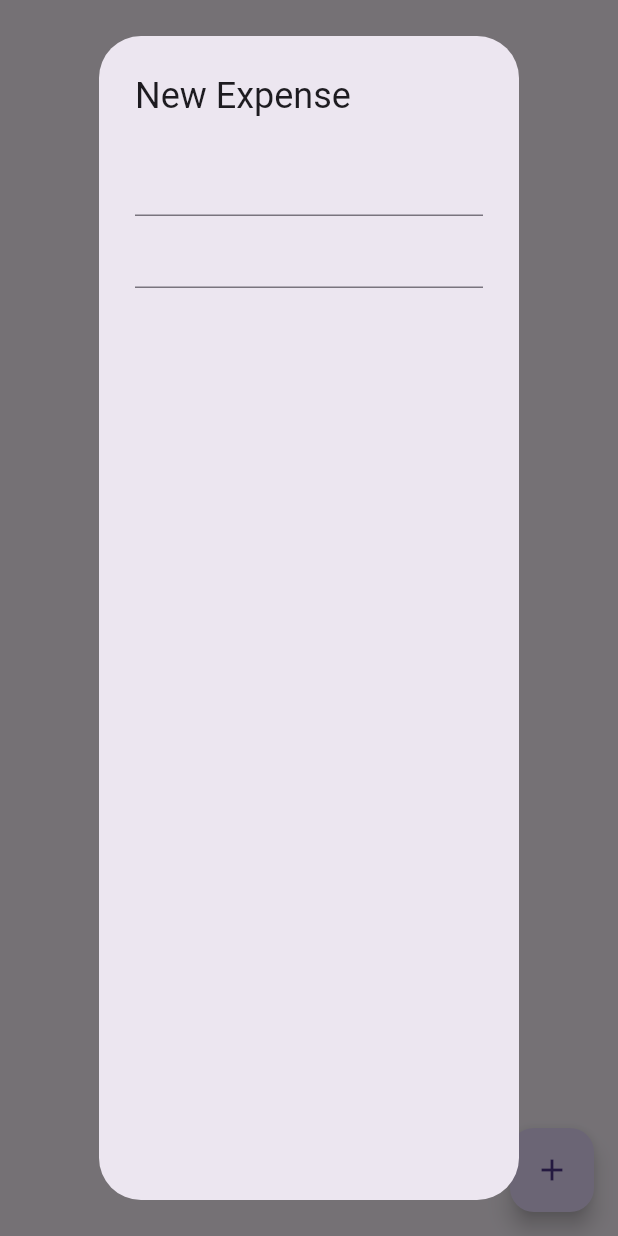
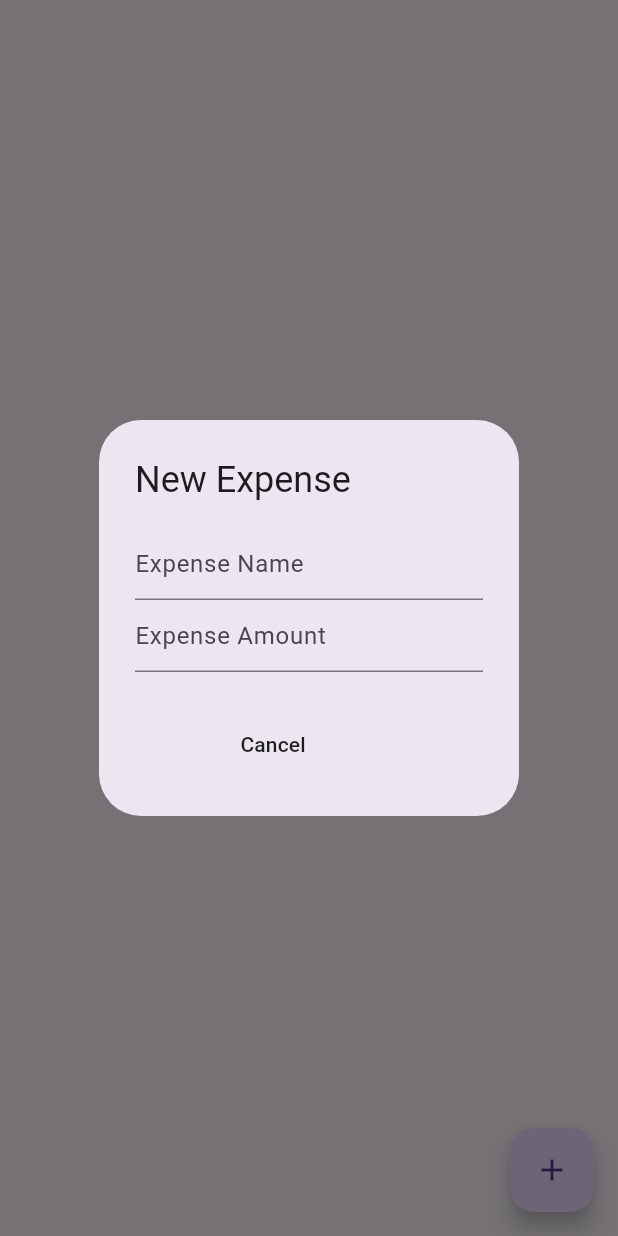
Before and after one commit to Africane/Flutter-Development, a Flutter app: the screen it shows after launch, after a tap on the "add" icon, on a phone screen of 412 x 824 dp. Run offline on Flutter 3.47's test engine with Material 3 defaults, Android fonts, the phone set to English and light mode, and no system bars; our stand-ins replace isar, validators; accounts and stored records are empty; generated files the repository leaves out were written again.

Commit message:
added new dir

```diff
--- /dev/null
+++ b/expense_tracker/lib/helper/helper_functions.dart
@@ -0,0 +1,7 @@
+// some helpful functions across the app
+
+// convert string to a double
+double convertStringToDouble(String string) {
+  double? amount = double.tryParse(string);
+  return amount ?? 0;
+}
--- a/expense_tracker/lib/pages/home_page.dart
+++ b/expense_tracker/lib/pages/home_page.dart
@@ -1,4 +1,8 @@
+import 'package:expense_tracker/database/expense_database.dart';
+import 'package:expense_tracker/helper/helper_functions.dart';
+import 'package:expense_tracker/models/expense.dart';
 import 'package:flutter/material.dart';
+import 'package:provider/provider.dart';
 
 class HomePage extends StatefulWidget {
   const HomePage({super.key});
@@ -19,18 +23,27 @@
       builder: (context) => AlertDialog(
         title: Text("New Expense"),
         content: Column(
+          mainAxisSize: MainAxisSize.min,
           children: [
             // user input for expense name
             TextField(
               controller: nameController,
+              decoration: const InputDecoration(hintText: "Expense Name"),
             ),
 
             // user input for expense amount
             TextField(
               controller: nameController,
+              decoration: const InputDecoration(hintText: "Expense Amount"),
             ),
           ],
         ),
+        actions: [
+          // cancel button
+          _cancelButton(),
+          // save button
+          _createNewExpense(),
+        ],
       ),
     );
   }
@@ -44,4 +57,45 @@
       ),
     );
   }
+
+  // cancel button widget
+  Widget _cancelButton() {
+    return MaterialButton(
+      onPressed: () {
+        // pop box
+        Navigator.pop(context);
+
+        // clear controllers
+        nameController.clear();
+        amountController.clear();
+      },
+      child: const Text('Cancel'),
+    );
+  }
+
+  // save button widget
+  Widget _createNewExpense() {
+    return MaterialButton(
+      onPressed: () async {
+        // only save if there is sth in the text field to save
+        if (nameController.text.isNotEmpty && amountController.text.isNotEmpty) {
+          // pop box
+          Navigator.pop(context);
+
+          // create new expense
+          Expense newExpense = Expense(
+            name: nameController.text,
+            amount: convertStringToDouble(amountController.text),
+            date: DateTime.now(),
+          );
+
+          // save to db
+          await context.read<ExpenseDatabase>().createNewExpense(newExpense);
+
+          // clear controllers
+          nameController.clear();
+          amountController.clear();
+        }
+      },);
+  }
 }
```
